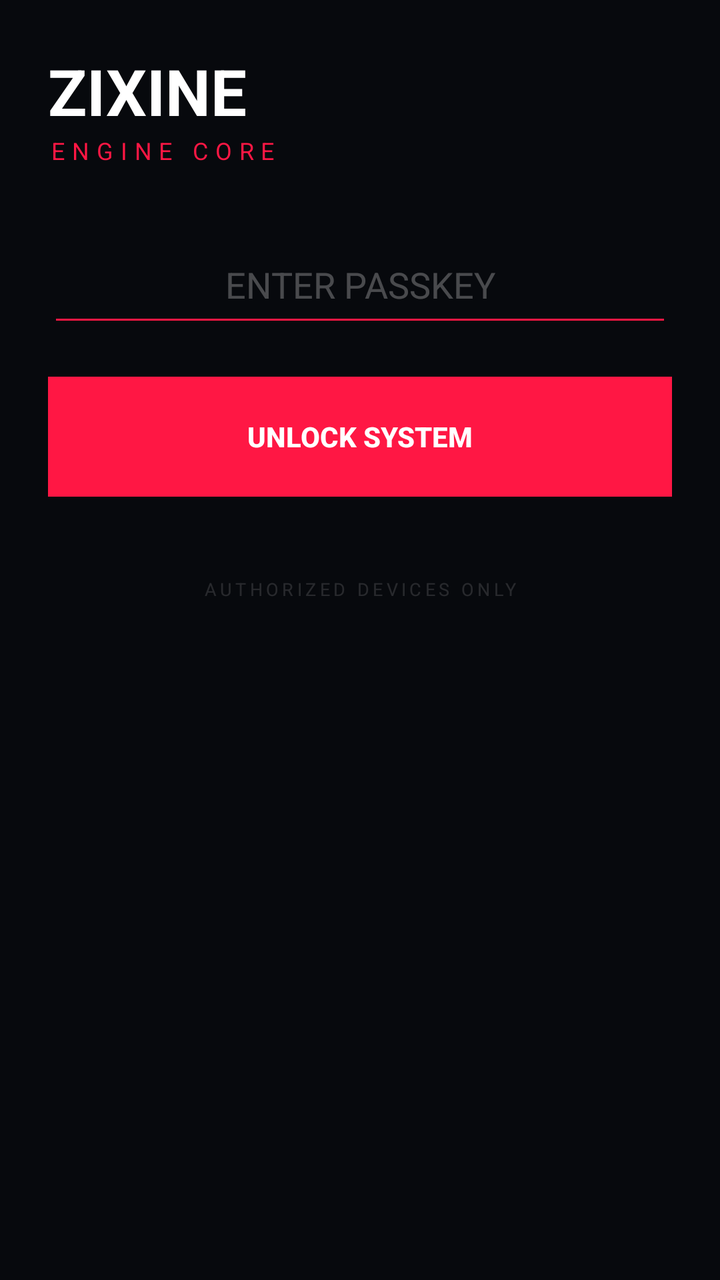
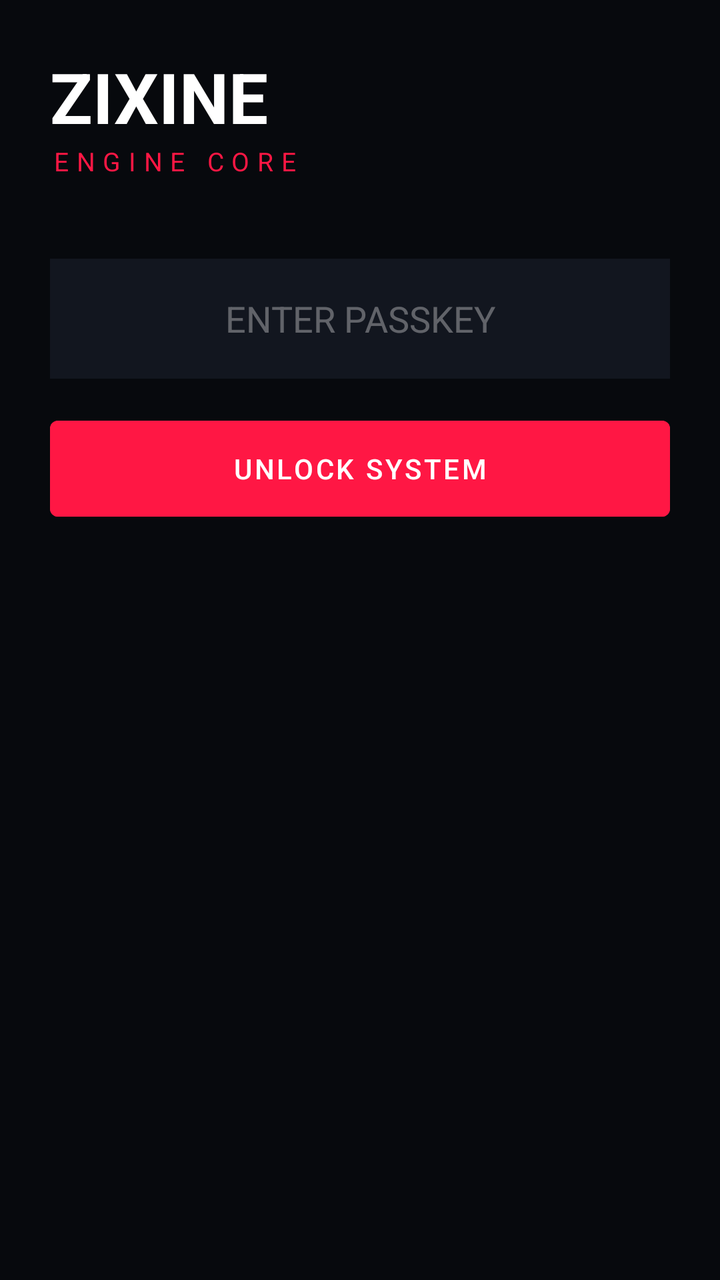

Screens rendered from an Android XML layout before and after an edit, with the pre-edit source and the edit as a unified diff.
<!-- AndroidManifest.xml: application theme Theme.MaterialComponents.DayNight.NoActionBar -->
<!-- res/layout/activity_main.xml -->
<?xml version="1.0" encoding="utf-8"?>
<ScrollView xmlns:android="http://schemas.android.com/apk/res/android"
    android:layout_width="match_parent"
    android:layout_height="match_parent"
    android:background="#07090D"
    android:fillViewport="true">

    <LinearLayout
        android:layout_width="match_parent"
        android:layout_height="wrap_content"
        android:orientation="vertical"
        android:padding="24dp">

        <TextView
            android:layout_width="wrap_content"
            android:layout_height="wrap_content"
            android:text="ZIXINE"
            android:textColor="#FFFFFF"
            android:textSize="32sp"
            android:textStyle="bold" />

        <TextView
            android:layout_width="wrap_content"
            android:layout_height="wrap_content"
            android:text="ENGINE CORE"
            android:textColor="#FF1744"
            android:textSize="12sp"
            android:letterSpacing="0.3"
            android:layout_marginBottom="30dp" />

        <LinearLayout
            android:id="@+id/layout_locked"
            android:layout_width="match_parent"
            android:layout_height="wrap_content"
            android:orientation="vertical"
            android:visibility="visible">
            
            <EditText
                android:id="@+id/input_code"
                android:layout_width="match_parent"
                android:layout_height="55dp"
                android:hint="ENTER PASSKEY"
                android:textColor="#FFFFFF"
                android:textColorHint="#44FFFFFF"
                android:backgroundTint="#FF1744"
                android:inputType="numberPassword"
                android:gravity="center"
                android:textSize="18sp" />

            <androidx.appcompat.widget.AppCompatButton
                android:id="@+id/btn_unlock"
                android:layout_width="match_parent"
                android:layout_height="60dp"
                android:layout_marginTop="20dp"
                android:text="UNLOCK SYSTEM"
                android:background="#FF1744"
                android:textColor="#FFFFFF"
                android:textStyle="bold" />
        </LinearLayout>

        <LinearLayout
            android:id="@+id/layout_verified"
            android:layout_width="match_parent"
            android:layout_height="wrap_content"
            android:orientation="vertical"
            android:visibility="gone">

            <TextView android:text="RAM STATUS" android:textColor="#88FFFFFF" android:textSize="11sp" />
            <TextView android:id="@+id/tv_ram" android:text="..." android:textColor="#FFFFFF" android:textSize="20sp" android:textStyle="bold" android:layout_marginBottom="15dp" />

            <TextView android:text="ZRAM SIZE" android:textColor="#88FFFFFF" android:textSize="11sp" />
            <TextView android:id="@+id/tv_zram" android:text="..." android:textColor="#FFFFFF" android:textSize="20sp" android:textStyle="bold" android:layout_marginBottom="15dp" />

            <TextView android:text="ACTIVE GOVERNOR" android:textColor="#88FFFFFF" android:textSize="11sp" />
            <TextView android:id="@+id/tv_cpu" android:text="..." android:textColor="#FFFFFF" android:textSize="20sp" android:textStyle="bold" android:layout_marginBottom="15dp" />

            <TextView android:text="BATTERY LEVEL" android:textColor="#88FFFFFF" android:textSize="11sp" />
            <TextView android:id="@+id/tv_battery" android:text="..." android:textColor="#FFFFFF" android:textSize="20sp" android:textStyle="bold" android:layout_marginBottom="30dp" />

            <androidx.appcompat.widget.AppCompatButton
                android:id="@+id/btn_cpu_gov"
                android:layout_width="match_parent"
                android:layout_height="60dp"
                android:text="CHANGE GOVERNOR"
                android:background="#00E5FF"
                android:textColor="#000000"
                android:textStyle="bold"
                android:layout_marginBottom="15dp" />

            <androidx.appcompat.widget.AppCompatButton
                android:id="@+id/btn_clean_ram"
                android:layout_width="match_parent"
                android:layout_height="60dp"
                android:text="BRUTAL RAM CLEAN"
                android:background="#FF1744"
                android:textColor="#FFFFFF"
                android:textStyle="bold" />
        </LinearLayout>
        
        <TextView
            android:layout_width="match_parent"
            android:layout_height="wrap_content"
            android:layout_marginTop="40dp"
            android:text="AUTHORIZED DEVICES ONLY"
            android:textColor="#22FFFFFF"
            android:textSize="9sp"
            android:gravity="center"
            android:letterSpacing="0.2" />

    </LinearLayout>
</ScrollView>
<!-- resources referenced by this layout -->
<resources>

</resources>

<!-- the commit's change to res/layout/activity_main.xml (unified diff, before → after) -->
@@ -9,14 +9,14 @@
         android:layout_width="match_parent"
         android:layout_height="wrap_content"
         android:orientation="vertical"
-        android:padding="24dp">
+        android:padding="25dp">
 
         <TextView
             android:layout_width="wrap_content"
             android:layout_height="wrap_content"
             android:text="ZIXINE"
             android:textColor="#FFFFFF"
-            android:textSize="32sp"
+            android:textSize="35sp"
             android:textStyle="bold" />
 
         <TextView
@@ -24,9 +24,9 @@
             android:layout_height="wrap_content"
             android:text="ENGINE CORE"
             android:textColor="#FF1744"
-            android:textSize="12sp"
+            android:textSize="13sp"
             android:letterSpacing="0.3"
-            android:layout_marginBottom="30dp" />
+            android:layout_marginBottom="40dp" />
 
         <LinearLayout
             android:id="@+id/layout_locked"
@@ -34,28 +34,26 @@
             android:layout_height="wrap_content"
             android:orientation="vertical"
             android:visibility="visible">
-            
+
             <EditText
                 android:id="@+id/input_code"
                 android:layout_width="match_parent"
-                android:layout_height="55dp"
+                android:layout_height="60dp"
                 android:hint="ENTER PASSKEY"
                 android:textColor="#FFFFFF"
-                android:textColorHint="#44FFFFFF"
-                android:backgroundTint="#FF1744"
+                android:textColorHint="#55FFFFFF"
                 android:inputType="numberPassword"
                 android:gravity="center"
-                android:textSize="18sp" />
+                android:background="#12161F"
+                android:layout_marginBottom="15dp" />
 
-            <androidx.appcompat.widget.AppCompatButton
+            <Button
                 android:id="@+id/btn_unlock"
                 android:layout_width="match_parent"
                 android:layout_height="60dp"
-                android:layout_marginTop="20dp"
                 android:text="UNLOCK SYSTEM"
-                android:background="#FF1744"
-                android:textColor="#FFFFFF"
-                android:textStyle="bold" />
+                android:backgroundTint="#FF1744"
+                android:textColor="#FFFFFF" />
         </LinearLayout>
 
         <LinearLayout
@@ -66,46 +64,34 @@
             android:visibility="gone">
 
             <TextView android:text="RAM STATUS" android:textColor="#88FFFFFF" android:textSize="11sp" />
-            <TextView android:id="@+id/tv_ram" android:text="..." android:textColor="#FFFFFF" android:textSize="20sp" android:textStyle="bold" android:layout_marginBottom="15dp" />
+            <TextView android:id="@+id/tv_ram" android:text="..." android:textColor="#00E5FF" android:textSize="22sp" android:textStyle="bold" android:layout_marginBottom="15dp" />
 
             <TextView android:text="ZRAM SIZE" android:textColor="#88FFFFFF" android:textSize="11sp" />
-            <TextView android:id="@+id/tv_zram" android:text="..." android:textColor="#FFFFFF" android:textSize="20sp" android:textStyle="bold" android:layout_marginBottom="15dp" />
+            <TextView android:id="@+id/tv_zram" android:text="..." android:textColor="#FFFFFF" android:textSize="22sp" android:textStyle="bold" android:layout_marginBottom="15dp" />
 
-            <TextView android:text="ACTIVE GOVERNOR" android:textColor="#88FFFFFF" android:textSize="11sp" />
-            <TextView android:id="@+id/tv_cpu" android:text="..." android:textColor="#FFFFFF" android:textSize="20sp" android:textStyle="bold" android:layout_marginBottom="15dp" />
+            <TextView android:text="CPU GOVERNOR" android:textColor="#88FFFFFF" android:textSize="11sp" />
+            <TextView android:id="@+id/tv_cpu" android:text="..." android:textColor="#FFFFFF" android:textSize="22sp" android:textStyle="bold" android:layout_marginBottom="15dp" />
 
-            <TextView android:text="BATTERY LEVEL" android:textColor="#88FFFFFF" android:textSize="11sp" />
-            <TextView android:id="@+id/tv_battery" android:text="..." android:textColor="#FFFFFF" android:textSize="20sp" android:textStyle="bold" android:layout_marginBottom="30dp" />
+            <TextView android:text="BATTERY" android:textColor="#88FFFFFF" android:textSize="11sp" />
+            <TextView android:id="@+id/tv_battery" android:text="..." android:textColor="#FFFFFF" android:textSize="22sp" android:textStyle="bold" android:layout_marginBottom="35dp" />
 
-            <androidx.appcompat.widget.AppCompatButton
+            <Button
                 android:id="@+id/btn_cpu_gov"
                 android:layout_width="match_parent"
                 android:layout_height="60dp"
-                android:text="CHANGE GOVERNOR"
-                android:background="#00E5FF"
+                android:text="SET GOVERNOR"
+                android:backgroundTint="#00E5FF"
                 android:textColor="#000000"
-                android:textStyle="bold"
-                android:layout_marginBottom="15dp" />
+                android:layout_marginBottom="12dp" />
 
-            <androidx.appcompat.widget.AppCompatButton
+            <Button
                 android:id="@+id/btn_clean_ram"
                 android:layout_width="match_parent"
                 android:layout_height="60dp"
-                android:text="BRUTAL RAM CLEAN"
-                android:background="#FF1744"
-                android:textColor="#FFFFFF"
-                android:textStyle="bold" />
+                android:text="BRUTAL RAM CLEANER"
+                android:backgroundTint="#FF1744"
+                android:textColor="#FFFFFF" />
         </LinearLayout>
-        
-        <TextView
-            android:layout_width="match_parent"
-            android:layout_height="wrap_content"
-            android:layout_marginTop="40dp"
-            android:text="AUTHORIZED DEVICES ONLY"
-            android:textColor="#22FFFFFF"
-            android:textSize="9sp"
-            android:gravity="center"
-            android:letterSpacing="0.2" />
 
     </LinearLayout>
 </ScrollView>
